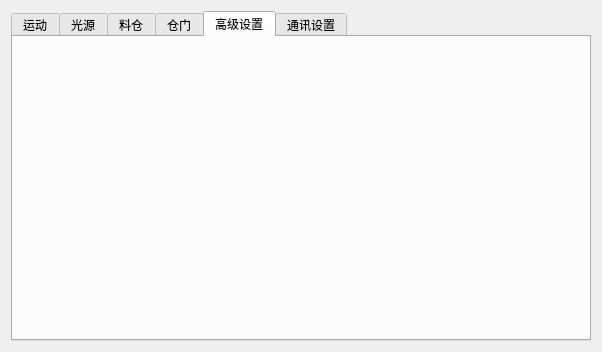
Qt form FlexControlSystem/FlexControlSystem/controlpanel.ui (SA-Dynamics/Outsourcing) before a commit.
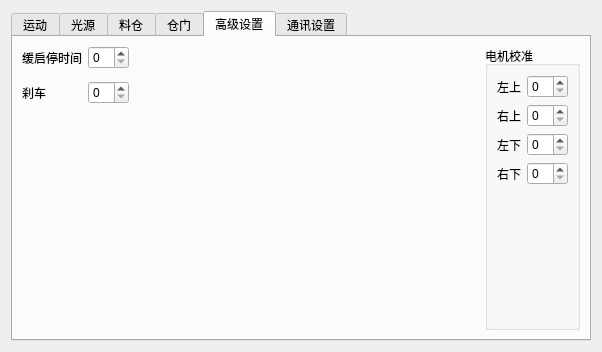
The same form after that commit. The open tabs and pages were chosen to show the change.

```diff
--- a/FlexControlSystem/FlexControlSystem/controlpanel.ui
+++ b/FlexControlSystem/FlexControlSystem/controlpanel.ui
@@ -217,6 +217,124 @@
         <attribute name="title">
          <string>高级设置</string>
         </attribute>
+        <layout class="QGridLayout" name="gridLayout_12">
+         <item row="0" column="0">
+          <layout class="QGridLayout" name="gridLayout_11">
+           <item row="0" column="3" rowspan="4">
+            <widget class="QGroupBox" name="groupBox">
+             <property name="title">
+              <string>电机校准</string>
+             </property>
+             <layout class="QGridLayout" name="gridLayout_16">
+              <item row="0" column="0">
+               <layout class="QGridLayout" name="gridLayout_15">
+                <item row="0" column="0">
+                 <widget class="QLabel" name="label_15">
+                  <property name="text">
+                   <string>左上</string>
+                  </property>
+                 </widget>
+                </item>
+                <item row="3" column="0">
+                 <widget class="QLabel" name="label_18">
+                  <property name="text">
+                   <string>右下</string>
+                  </property>
+                 </widget>
+                </item>
+                <item row="1" column="0">
+                 <widget class="QLabel" name="label_16">
+                  <property name="text">
+                   <string>右上</string>
+                  </property>
+                 </widget>
+                </item>
+                <item row="2" column="1">
+                 <widget class="QSpinBox" name="spinBox_9"/>
+                </item>
+                <item row="0" column="1">
+                 <widget class="QSpinBox" name="spinBox_7"/>
+                </item>
+                <item row="1" column="1">
+                 <widget class="QSpinBox" name="spinBox_8"/>
+                </item>
+                <item row="2" column="0">
+                 <widget class="QLabel" name="label_17">
+                  <property name="text">
+                   <string>左下</string>
+                  </property>
+                 </widget>
+                </item>
+                <item row="3" column="1">
+                 <widget class="QSpinBox" name="spinBox_10"/>
+                </item>
+                <item row="4" column="0">
+                 <spacer name="verticalSpacer_4">
+                  <property name="orientation">
+                   <enum>Qt::Vertical</enum>
+                  </property>
+                  <property name="sizeHint" stdset="0">
+                   <size>
+                    <width>20</width>
+                    <height>40</height>
+                   </size>
+                  </property>
+                 </spacer>
+                </item>
+               </layout>
+              </item>
+             </layout>
+            </widget>
+           </item>
+           <item row="2" column="0">
+            <widget class="QLabel" name="label_14">
+             <property name="text">
+              <string>刹车</string>
+             </property>
+            </widget>
+           </item>
+           <item row="3" column="0">
+            <spacer name="verticalSpacer_3">
+             <property name="orientation">
+              <enum>Qt::Vertical</enum>
+             </property>
+             <property name="sizeHint" stdset="0">
+              <size>
+               <width>20</width>
+               <height>40</height>
+              </size>
+             </property>
+            </spacer>
+           </item>
+           <item row="0" column="0">
+            <widget class="QLabel" name="label_13">
+             <property name="text">
+              <string>缓启停时间</string>
+             </property>
+            </widget>
+           </item>
+           <item row="0" column="1">
+            <widget class="QSpinBox" name="spinBox_5"/>
+           </item>
+           <item row="2" column="1">
+            <widget class="QSpinBox" name="spinBox_6"/>
+           </item>
+           <item row="2" column="2">
+            <spacer name="horizontalSpacer_5">
+             <property name="orientation">
+              <enum>Qt::Horizontal</enum>
+             </property>
+             <property name="sizeHint" stdset="0">
+              <size>
+               <width>40</width>
+               <height>20</height>
+              </size>
+             </property>
+            </spacer>
+           </item>
+          </layout>
+         </item>
+        </layout>
        </widget>
        <widget class="QWidget" name="tab_6">
         <attribute name="title">
```
Left out of the diff: 266 changed lines with no effect on the pictures.
